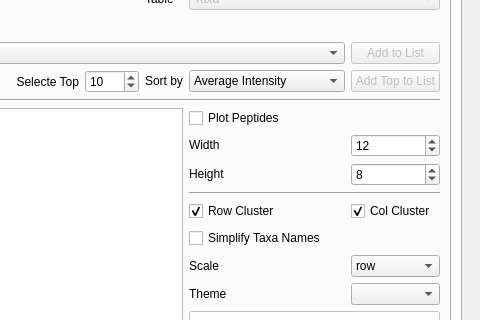
Qt form utils/MetaX_GUI/MainWindow.ui (byemaxx/MetaX) before a commit; both pictures show x 609 to 1089 and y 119 to 439 of the 1089 by 681 pixel window.
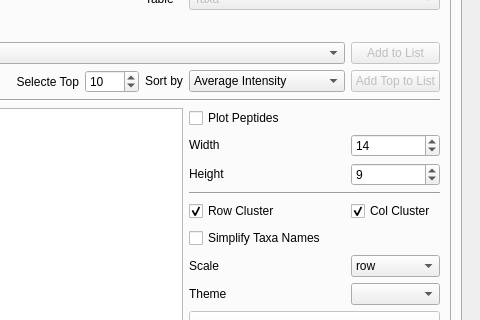
The same form after that commit. The open tabs and pages were chosen to show the change.

Commit message: modified:   utils/taxaFuncPloter/bar_plot_js.py     remove sidebar of zoomdata     set ratio 45 for x axis label

```diff
--- a/utils/MetaX_GUI/MainWindow.ui
+++ b/utils/MetaX_GUI/MainWindow.ui
@@ -903,7 +903,7 @@
                      <number>200</number>
                     </property>
                     <property name="value">
-                     <number>12</number>
+                     <number>14</number>
                     </property>
                    </widget>
                   </item>
@@ -1168,7 +1168,7 @@
                      <number>200</number>
                     </property>
                     <property name="value">
-                     <number>8</number>
+                     <number>9</number>
                     </property>
                    </widget>
                   </item>
```
The commit also changes 4 other files.
